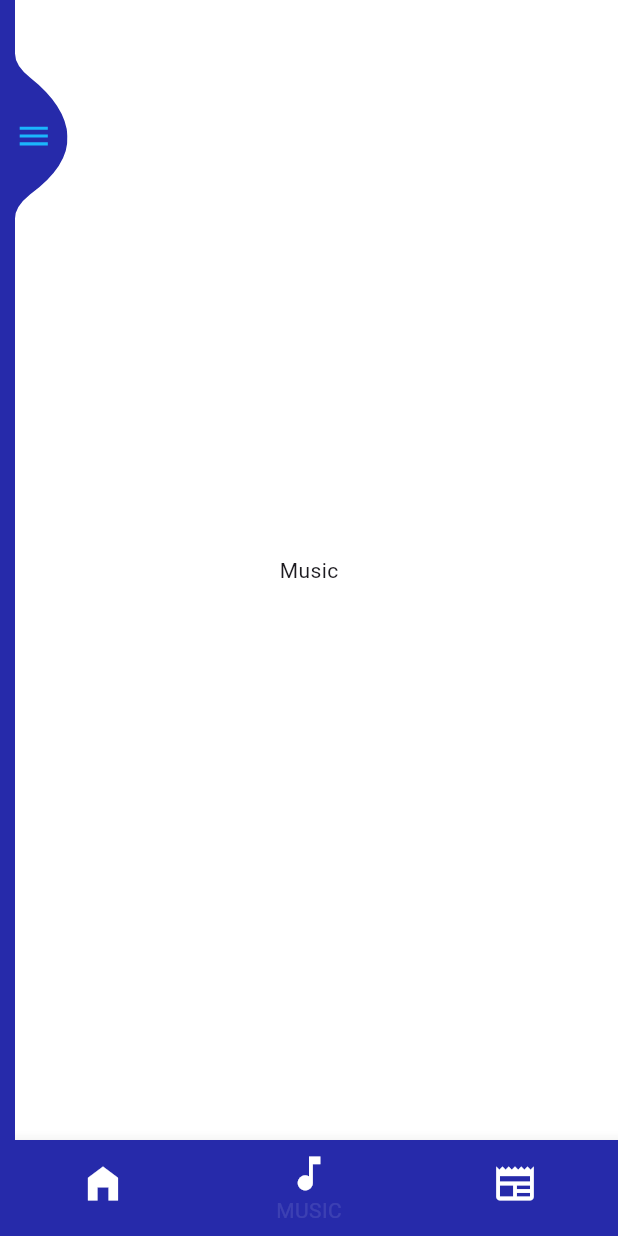
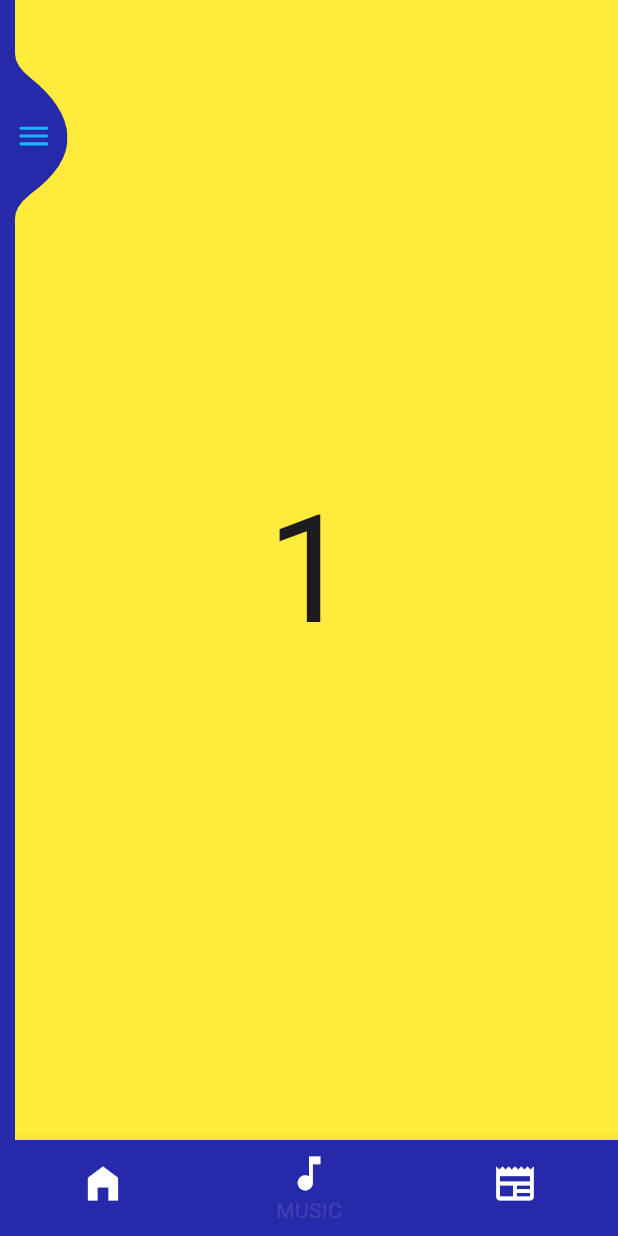
Before and after one commit to gawdeChinmay/flutter_animation, a Flutter app: the screen it shows after launch, item 2 of the bottom bar chosen, on a phone screen of 412 x 824 dp. Run offline on Flutter 3.47's test engine with Material 3 defaults, Android fonts, the phone set to English and light mode, and no system bars; our stand-ins replace flutter_bloc, rxdart.

Commit message:
added pageview navigation

```diff
--- a/lib/pages/music_page.dart
+++ b/lib/pages/music_page.dart
@@ -1,15 +1,46 @@
 import 'package:flutter/material.dart';
 import 'package:flutter/widgets.dart';
 
-class MusicPage extends StatelessWidget {
+class MusicPage extends StatefulWidget {
   const MusicPage({super.key});
 
   @override
+  State<MusicPage> createState() => _MusicPageState();
+}
+
+class _MusicPageState extends State<MusicPage> {
+  @override
   Widget build(BuildContext context) {
-    return Scaffold(
-      body: Center(
-        child: const Text("Music"),
-      ),
+    return PageView(
+      children: [
+        Container(
+          color: Colors.yellow,
+          child: const Center(
+            child: Text(
+              "1",
+              style: TextStyle(fontSize: 100),
+            ),
+          ),
+        ),
+        Container(
+          color: Colors.red,
+          child: const Center(
+            child: Text(
+              "2",
+              style: TextStyle(fontSize: 100),
+            ),
+          ),
+        ),
+        Container(
+          color: Colors.green,
+          child: const Center(
+            child: Text(
+              "3",
+              style: TextStyle(fontSize: 100),
+            ),
+          ),
+        )
+      ],
     );
   }
 }
```
